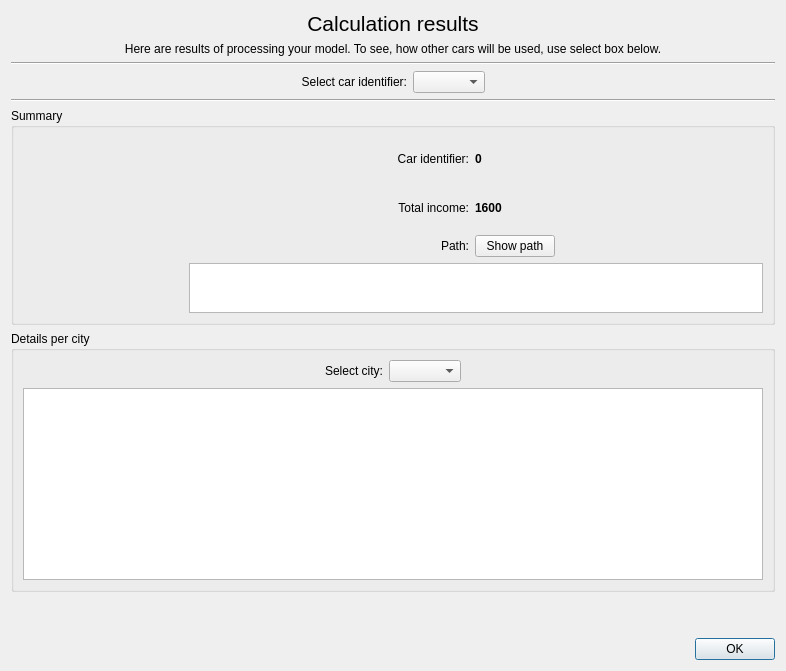
Ruteri/ZAH, file app/ui/resultsdialog.ui: the form before one commit.
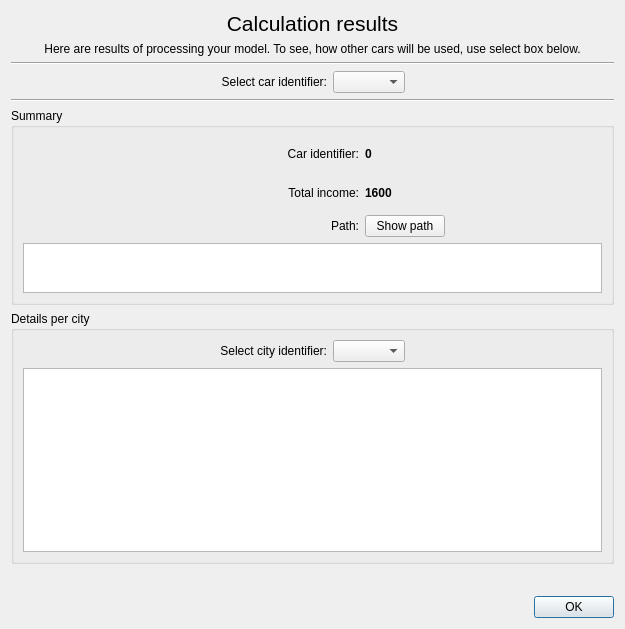
The form after the commit. Icons and pictures are not drawn.

Commit message: Changed Model implementation to provide 'cities' and 'breadTypes' variables. Bound missing types into ResultsDialog like cityId, income, sales

```diff
--- a/app/ui/resultsdialog.ui
+++ b/app/ui/resultsdialog.ui
@@ -6,8 +6,8 @@
    <rect>
     <x>0</x>
     <y>0</y>
-    <width>786</width>
-    <height>671</height>
+    <width>625</width>
+    <height>629</height>
    </rect>
   </property>
   <property name="windowTitle">
@@ -122,20 +122,26 @@
        <widget class="QLabel" name="carImageLabel">
         <property name="sizePolicy">
          <sizepolicy hsizetype="Preferred" vsizetype="Preferred">
-          <horstretch>0</horstretch>
-          <verstretch>0</verstretch>
+          <horstretch>3</horstretch>
+          <verstretch>3</verstretch>
          </sizepolicy>
         </property>
         <property name="minimumSize">
          <size>
-          <width>160</width>
-          <height>120</height>
+          <width>100</width>
+          <height>100</height>
          </size>
         </property>
         <property name="maximumSize">
          <size>
-          <width>320</width>
-          <height>240</height>
+          <width>600</width>
+          <height>600</height>
+         </size>
+        </property>
+        <property name="sizeIncrement">
+         <size>
+          <width>0</width>
+          <height>0</height>
          </size>
         </property>
         <property name="styleSheet">
@@ -287,7 +293,7 @@
         </property>
        </spacer>
       </item>
-      <item row="3" column="1" colspan="4">
+      <item row="3" column="0" colspan="5">
        <widget class="QTableWidget" name="cargoTableWidget">
         <property name="sizePolicy">
          <sizepolicy hsizetype="MinimumExpanding" vsizetype="Preferred">
@@ -333,7 +339,7 @@
      </property>
      <layout class="QVBoxLayout" name="verticalLayout_2">
       <item>
-       <layout class="QHBoxLayout" name="horizontalLayout" stretch="0,0,0,0">
+       <layout class="QHBoxLayout" name="horizontalLayout" stretch="1,0,0,1">
         <item>
          <spacer name="horizontalSpacer_10">
           <property name="orientation">
@@ -350,7 +356,7 @@
         <item>
          <widget class="QLabel" name="cityCaptionLabel">
           <property name="text">
-           <string>Select city:</string>
+           <string>Select city identifier:</string>
           </property>
           <property name="alignment">
            <set>Qt::AlignRight|Qt::AlignTrailing|Qt::AlignVCenter</set>
```
Left out of the diff: 8 changed lines with no effect on the pictures. The commit also changes 3 other files.
